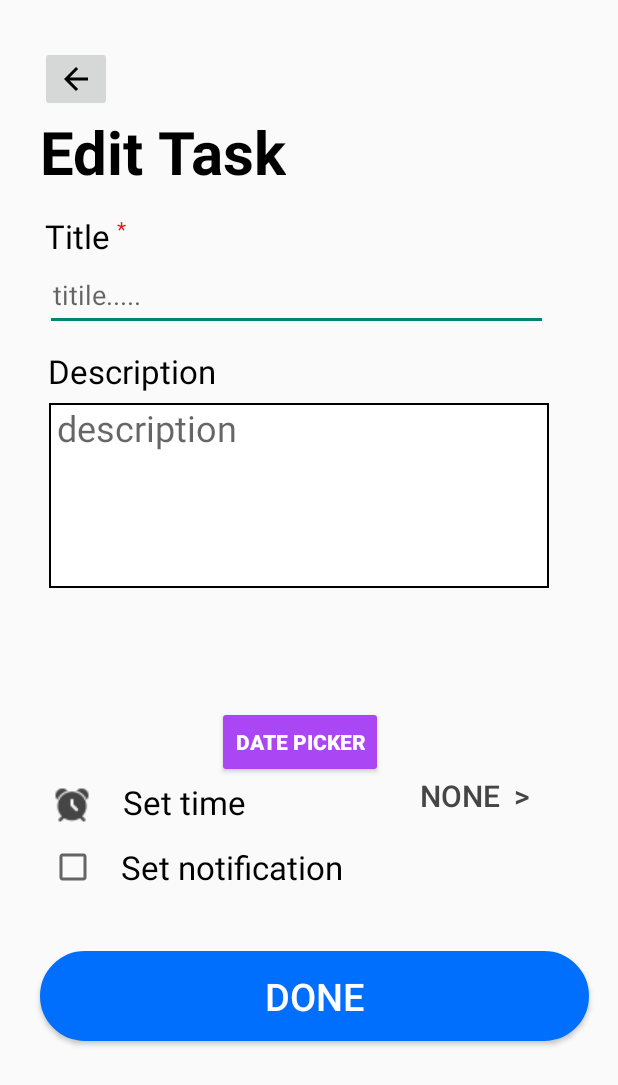
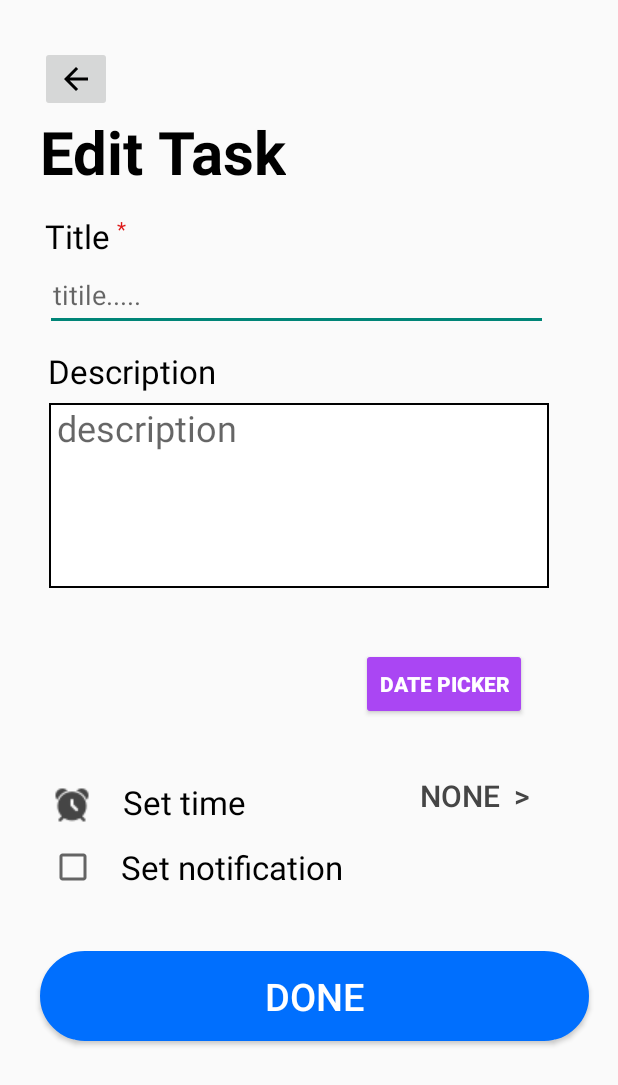
Before and after one commit to GimhanPerera/Task-Scheduling-App, an Android app: the layout activity_edit_task.xml on its own in the app's theme, with its tools: preview values and no code run, on a phone screen of 412 x 824 dp. Shown: the top 1085 px of the screen. Run offline under Robolectric (Android 15) with nearby library versions, the phone set to English and light mode, and no system bars.

Commit message:
edit page main backend part done

```diff
--- a/app/src/main/AndroidManifest.xml
+++ b/app/src/main/AndroidManifest.xml
@@ -30,7 +30,9 @@
         <activity
             android:name=".SignUpActivity"
             android:exported="false" />
-
+        <activity
+            android:name=".EditTaskActivity"
+            android:exported="false" />
         <activity
             android:name=".MainActivity"
             android:exported="true">
--- a/app/src/main/java/com/example/test3/HomeActivity.java
+++ b/app/src/main/java/com/example/test3/HomeActivity.java
@@ -78,4 +78,5 @@ public class HomeActivity extends AppCompatActivity {
     public void openHomePage(){
         getSupportFragmentManager().beginTransaction().replace(R.id.container,homeFragment).commit();
     }
+
 }
--- a/app/src/main/res/layout/fragment_edit_task.xml
+++ b/app/src/main/res/layout/activity_edit_task.xml
@@ -81,26 +81,15 @@
         android:textSize="24dp" />
 
 
-
-
-
-
-
-
-
-
-
-
-
     <TextView
         android:id="@+id/selectedDateTextView"
         android:layout_width="wrap_content"
         android:layout_height="wrap_content"
-        android:layout_x="30dp"
-        android:layout_y="500dp"
+        android:layout_x="43dp"
+        android:layout_y="454dp"
         android:text=""
-        android:textSize="18sp"
-        android:textColor="#000000" />
+        android:textColor="#000000"
+        android:textSize="18sp" />
 
     <CheckBox
         android:id="@+id/checkBox"
@@ -168,8 +157,8 @@
         android:id="@+id/selectDateButton"
         android:layout_width="wrap_content"
         android:layout_height="wrap_content"
-        android:layout_x="145dp"
-        android:layout_y="471dp"
+        android:layout_x="241dp"
+        android:layout_y="432dp"
         android:backgroundTint="#AA46F3"
         android:text="Date Picker"
         android:textColor="#FFFFFF"
--- a/app/src/main/res/navigation/my_nav.xml
+++ b/app/src/main/res/navigation/my_nav.xml
@@ -20,4 +20,9 @@
         android:name="com.example.test3.ProfileFragment"
         android:label="fragment_profile"
         tools:layout="@layout/fragment_profile" />
+    <fragment
+        android:id="@+id/editTaskFragment"
+        android:name="com.example.test3.EditTaskFragment"
+        android:label="fragment_edit_task"
+        tools:layout="@layout/fragment_edit_task" />
 </navigation>
```
Also changed, not shown: app/src/main/java/com/example/test3/Adapter/ToDoAdapter.java (+16 -1 lines), app/src/main/java/com/example/test3/EditTaskActivity.java (renamed from app/src/main/java/com/example/test3/EditTaskFragment.java, +19 -12 lines), app/src/main/java/com/example/test3/listClass.java (+13 -0 lines).
